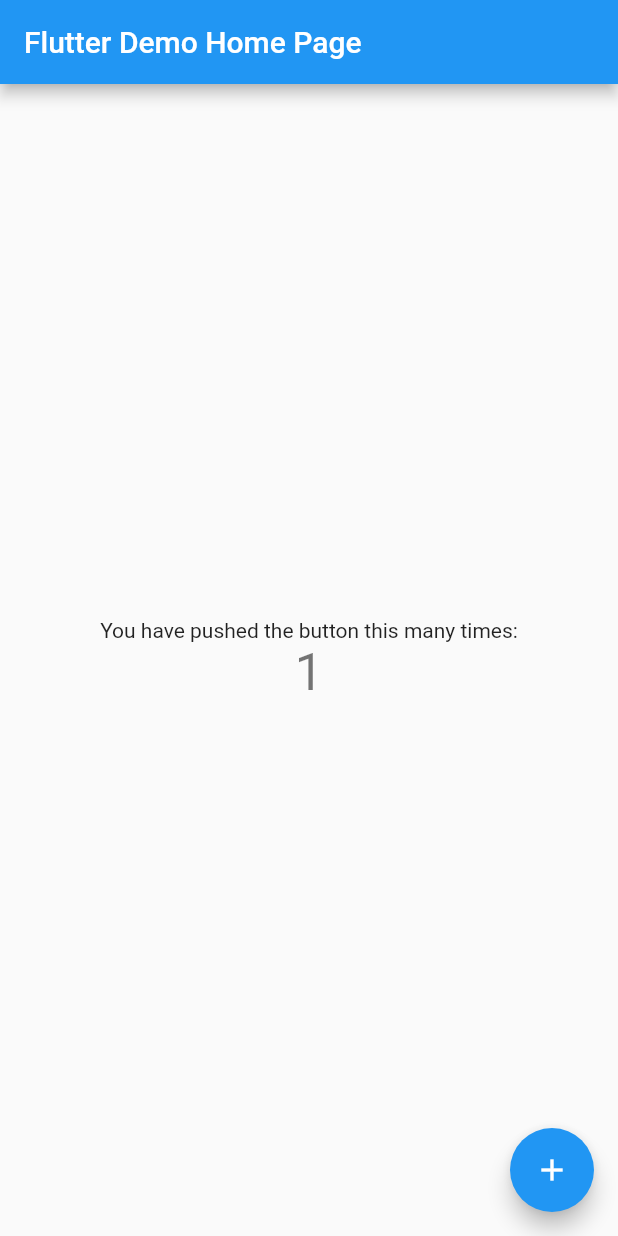
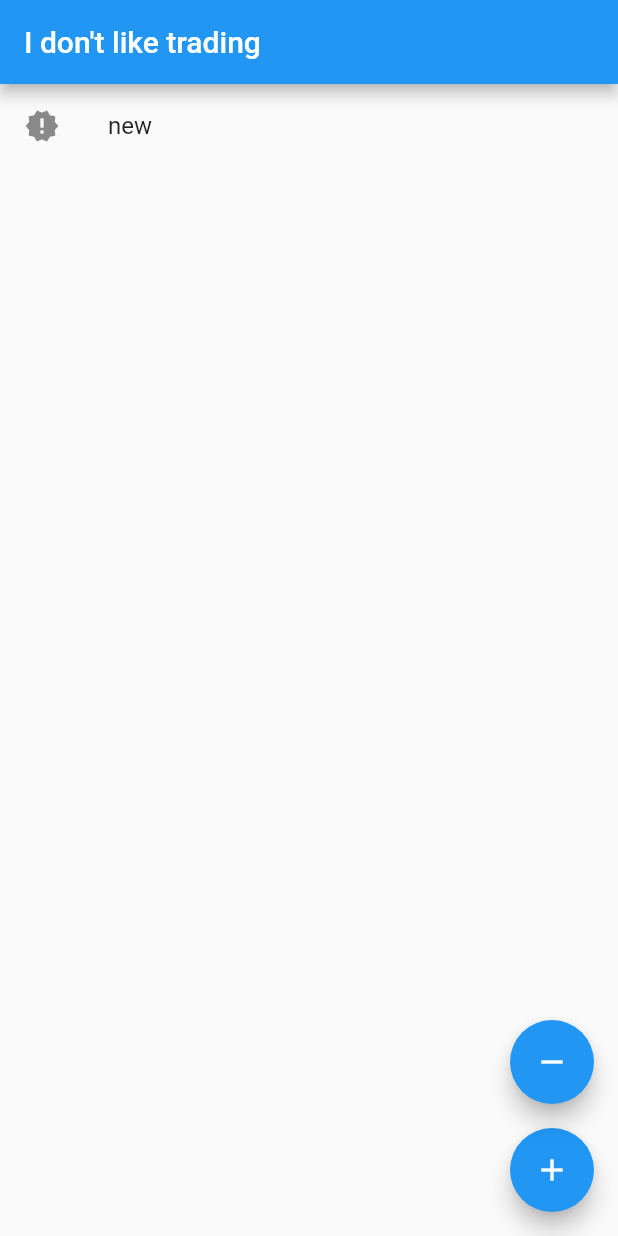
Before and after one commit to yukihirai0505/i-dont-like-trading, a Flutter app: the MyHomePage screen opened directly, after a tap on the "add" icon, on a phone screen of 412 x 824 dp. Run offline on Flutter 3.47's test engine with Material 2 defaults, Android fonts, the phone set to English and light mode, and no system bars.

Commit message:
Update main.dart

```diff
--- a/app/lib/main.dart
+++ b/app/lib/main.dart
@@ -3,39 +3,20 @@ import 'package:flutter/material.dart';
 void main() => runApp(MyApp());
 
 class MyApp extends StatelessWidget {
-  // This widget is the root of your application.
   @override
   Widget build(BuildContext context) {
     return MaterialApp(
       title: 'Flutter Demo',
       theme: ThemeData(
-        // This is the theme of your application.
-        //
-        // Try running your application with "flutter run". You'll see the
-        // application has a blue toolbar. Then, without quitting the app, try
-        // changing the primarySwatch below to Colors.green and then invoke
-        // "hot reload" (press "r" in the console where you ran "flutter run",
-        // or simply save your changes to "hot reload" in a Flutter IDE).
-        // Notice that the counter didn't reset back to zero; the application
-        // is not restarted.
         primarySwatch: Colors.blue,
       ),
-      home: MyHomePage(title: 'Flutter Demo Home Page'),
+      home: MyHomePage(title: "I don't like trading"),
     );
   }
 }
 
 class MyHomePage extends StatefulWidget {
   MyHomePage({Key key, this.title}) : super(key: key);
-
-  // This widget is the home page of your application. It is stateful, meaning
-  // that it has a State object (defined below) that contains fields that affect
-  // how it looks.
-
-  // This class is the configuration for the state. It holds the values (in this
-  // case the title) provided by the parent (in this case the App widget) and
-  // used by the build method of the State. Fields in a Widget subclass are
-  // always marked "final".
 
   final String title;
 
@@ -48,64 +29,52 @@ class _MyHomePageState extends State<MyHomePage> {
 
   void _incrementCounter() {
     setState(() {
-      // This call to setState tells the Flutter framework that something has
-      // changed in this State, which causes it to rerun the build method below
-      // so that the display can reflect the updated values. If we changed
-      // _counter without calling setState(), then the build method would not be
-      // called again, and so nothing would appear to happen.
       _counter++;
+    });
+  }
+
+  void _decrementCounter() {
+    setState(() {
+      if (_counter > 0) {
+        _counter--;
+      }
     });
   }
 
   @override
   Widget build(BuildContext context) {
-    // This method is rerun every time setState is called, for instance as done
-    // by the _incrementCounter method above.
-    //
-    // The Flutter framework has been optimized to make rerunning build methods
-    // fast, so that you can just rebuild anything that needs updating rather
-    // than having to individually change instances of widgets.
     return Scaffold(
       appBar: AppBar(
-        // Here we take the value from the MyHomePage object that was created by
-        // the App.build method, and use it to set our appbar title.
         title: Text(widget.title),
       ),
-      body: Center(
-        // Center is a layout widget. It takes a single child and positions it
-        // in the middle of the parent.
-        child: Column(
-          // Column is also layout widget. It takes a list of children and
-          // arranges them vertically. By default, it sizes itself to fit its
-          // children horizontally, and tries to be as tall as its parent.
-          //
-          // Invoke "debug painting" (press "p" in the console, choose the
-          // "Toggle Debug Paint" action from the Flutter Inspector in Android
-          // Studio, or the "Toggle Debug Paint" command in Visual Studio Code)
-          // to see the wireframe for each widget.
-          //
-          // Column has various properties to control how it sizes itself and
-          // how it positions its children. Here we use mainAxisAlignment to
-          // center the children vertically; the main axis here is the vertical
-          // axis because Columns are vertical (the cross axis would be
-          // horizontal).
-          mainAxisAlignment: MainAxisAlignment.center,
-          children: <Widget>[
-            Text(
-              'You have pushed the button this many times:',
+      body: ListView.builder(
+        itemCount: _counter,
+        itemBuilder: (BuildContext context, int index) {
+          return ListTile(
+            leading: Icon(Icons.new_releases),
+            title: Text('new'),
+          );
+        },
+      ),
+      floatingActionButton: Column(
+        verticalDirection: VerticalDirection.up,
+        mainAxisSize: MainAxisSize.min,
+        children: <Widget>[
+          FloatingActionButton(
+            onPressed: _incrementCounter,
+            tooltip: 'increment',
+            child: Icon(Icons.add),
+          ),
+          Container(
+            margin: EdgeInsets.only(bottom: 16.0),
+            child: FloatingActionButton(
+              onPressed: _decrementCounter,
+              tooltip: 'decrement',
+              child: Icon(Icons.remove),
             ),
-            Text(
-              '$_counter',
-              style: Theme.of(context).textTheme.display1,
-            ),
-          ],
-        ),
+          ),
+        ],
       ),
-      floatingActionButton: FloatingActionButton(
-        onPressed: _incrementCounter,
-        tooltip: 'Increment',
-        child: Icon(Icons.add),
-      ), // This trailing comma makes auto-formatting nicer for build methods.
     );
   }
 }
```
